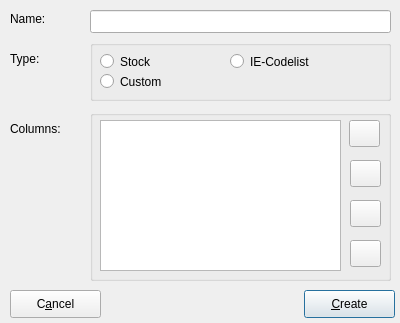
Above: trunk/ui/newdatatabfrm.ui from BackupTheBerlios/first4-svn before the change. Below: the same form after it.
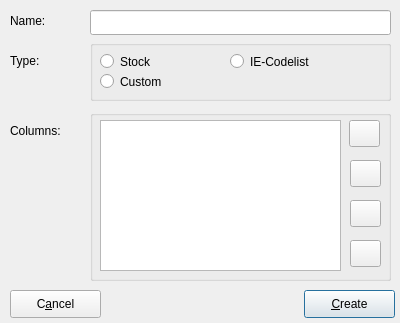
That is the form after the change. Icons and pictures are not drawn.

What changed in the file:
```diff
--- a/trunk/ui/newdatatabfrm.ui
+++ b/trunk/ui/newdatatabfrm.ui
@@ -24,7 +24,7 @@
      <x>10</x>
      <y>50</y>
      <width>71</width>
-     <height>17</height>
+     <height>21</height>
     </rect>
    </property>
    <property name="text" >
@@ -37,7 +37,7 @@
      <x>10</x>
      <y>10</y>
      <width>71</width>
-     <height>17</height>
+     <height>21</height>
     </rect>
    </property>
    <property name="text" >
@@ -50,7 +50,7 @@
      <x>10</x>
      <y>120</y>
      <width>71</width>
-     <height>17</height>
+     <height>21</height>
     </rect>
    </property>
    <property name="text" >
@@ -222,7 +222,7 @@
      <x>90</x>
      <y>10</y>
      <width>301</width>
-     <height>23</height>
+     <height>25</height>
     </rect>
    </property>
   </widget>
```
